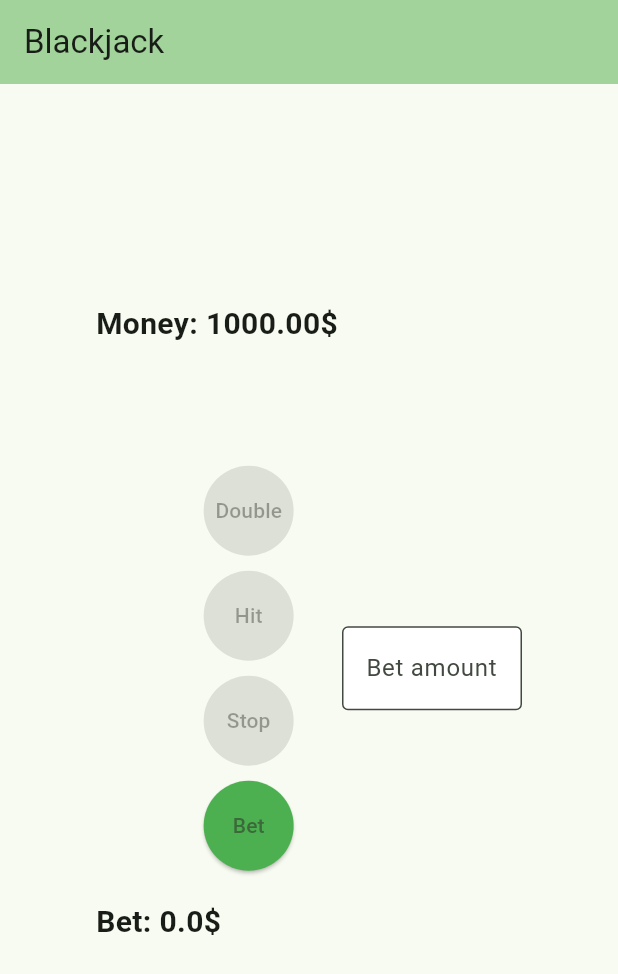
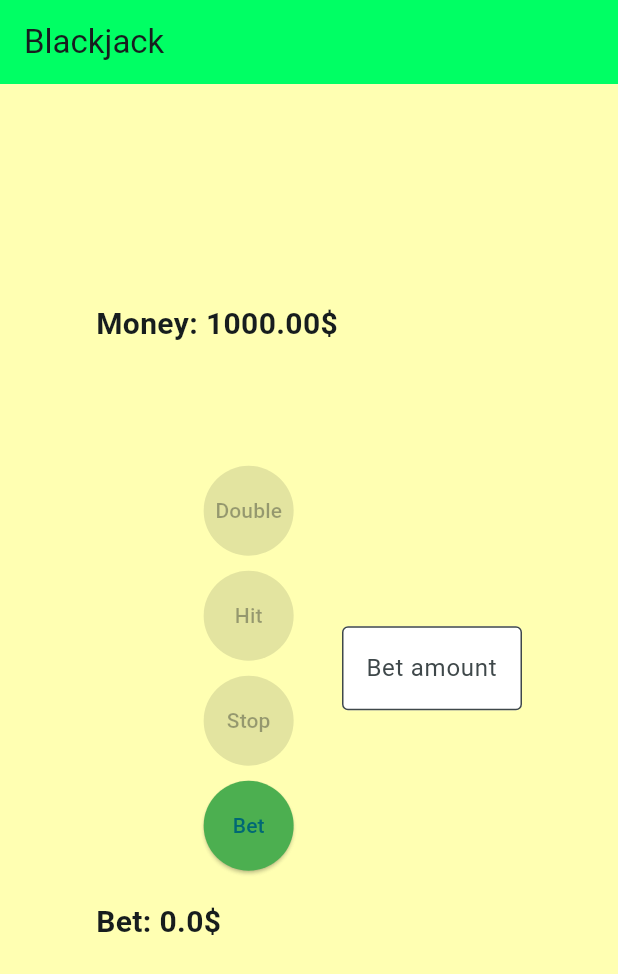
Before and after one commit to hshan-1/flutter_blackjack, a Flutter app: the screen it shows after launch, on a phone screen of 412 x 824 dp. Shown: the top 974 px of the screen. Run offline on Flutter 3.47's test engine with Material 3 defaults, Android fonts, the phone set to English and light mode, and no system bars.

Commit message:
background color and some shit changed

```diff
--- a/lib/main.dart
+++ b/lib/main.dart
@@ -13,12 +13,12 @@ class MyApp extends StatelessWidget {
   @override
   Widget build(BuildContext context) {
     return MaterialApp(
-      title: 'Blackjack',
+      title: 'BlackJack',
       theme: ThemeData(
-        colorScheme: ColorScheme.fromSeed(seedColor: Colors.green),
+        colorScheme: ColorScheme.fromSeed(seedColor: const Color.fromARGB(255, 255, 255, 255)),
         useMaterial3: true,
       ),
-      home: const MyHomePage(title: 'Blackjack'),
+      home: const MyHomePage(title: 'BlackJack'),
     );
   }
 }
@@ -184,8 +184,9 @@ void _stop() {
       });
   }
 }
+  void _insurance() {
 
-
+  }
 
   void _bet() {
   final betAmount = double.tryParse(_betController.text);
@@ -233,12 +234,14 @@ bool _isValidBet(String bet) {
   @override
   Widget build(BuildContext context) {
     return Scaffold(
+      backgroundColor: Color.fromRGBO(255, 255, 102, 0.5),
       appBar: AppBar(
         title: const Text('Blackjack'),
-        backgroundColor: Theme.of(context).colorScheme.inversePrimary,
+        backgroundColor: Color.fromRGBO(0, 255, 100, 1),
       ),
       body: Padding(
         padding: const EdgeInsets.all(64.0),
+
         child: Column(
           mainAxisAlignment: MainAxisAlignment.center,
           crossAxisAlignment: CrossAxisAlignment.center,
@@ -264,7 +267,7 @@ bool _isValidBet(String bet) {
                 },
                 style: ElevatedButton.styleFrom(
                   shape: StadiumBorder(),
-                  backgroundColor: const Color.fromARGB(255, 0, 255, 76),
+                  backgroundColor: const Color.fromARGB(255, 0, 255, 0),
                   padding: EdgeInsets.all(20),
                 ),
                 child: const Text('Repay'),
@@ -350,6 +353,18 @@ const SizedBox(height: 20),
                 padding: EdgeInsets.all(20),
               ),
               child: const Text('Split'),
+            ),
+            if(croupierHand.isNotEmpty && croupierHand[1].getValue()=='A' && game.playersTurn == 1)
+             ElevatedButton(
+              onPressed: () {
+                _insurance();
+              },
+              style: ElevatedButton.styleFrom(
+                shape: StadiumBorder(),
+                backgroundColor: Colors.lightBlueAccent,
+                padding: EdgeInsets.all(20),
+              ),
+              child: const Text('Insurance'),
             ),
             const SizedBox(height: 20),
             Row(
```
